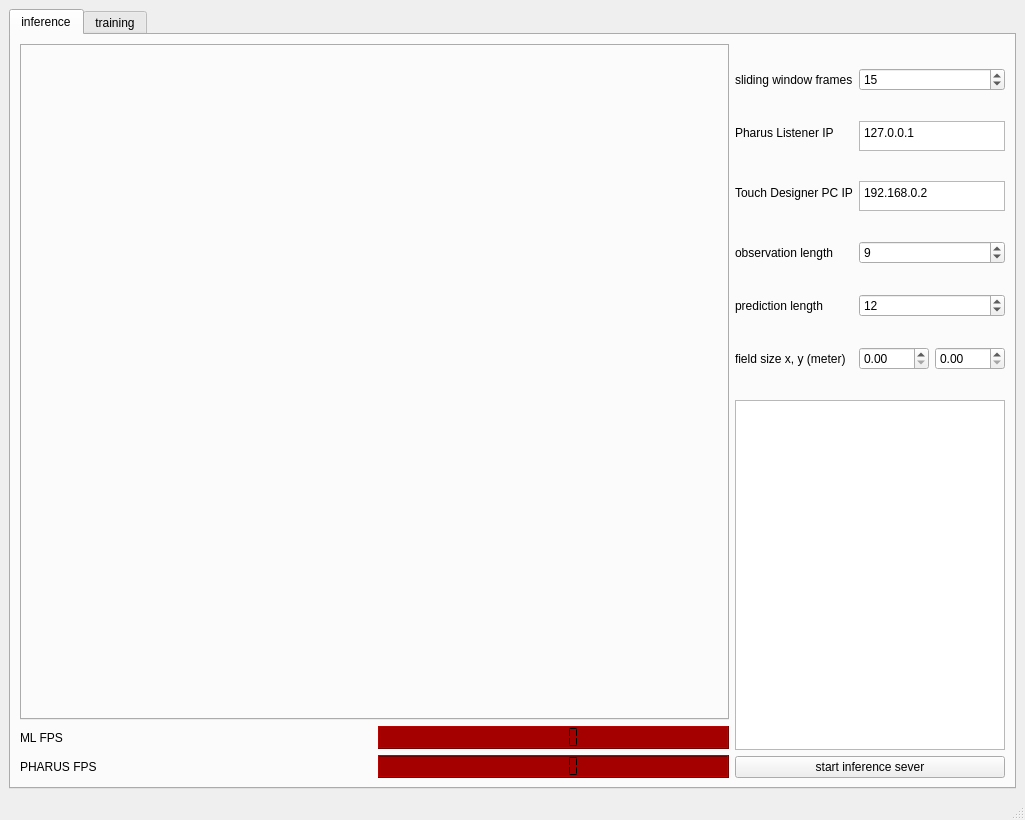
birkschmithuesen/SystemFailed_trajnetplusplusbaselines, file gui/gui.ui: the form before one commit.
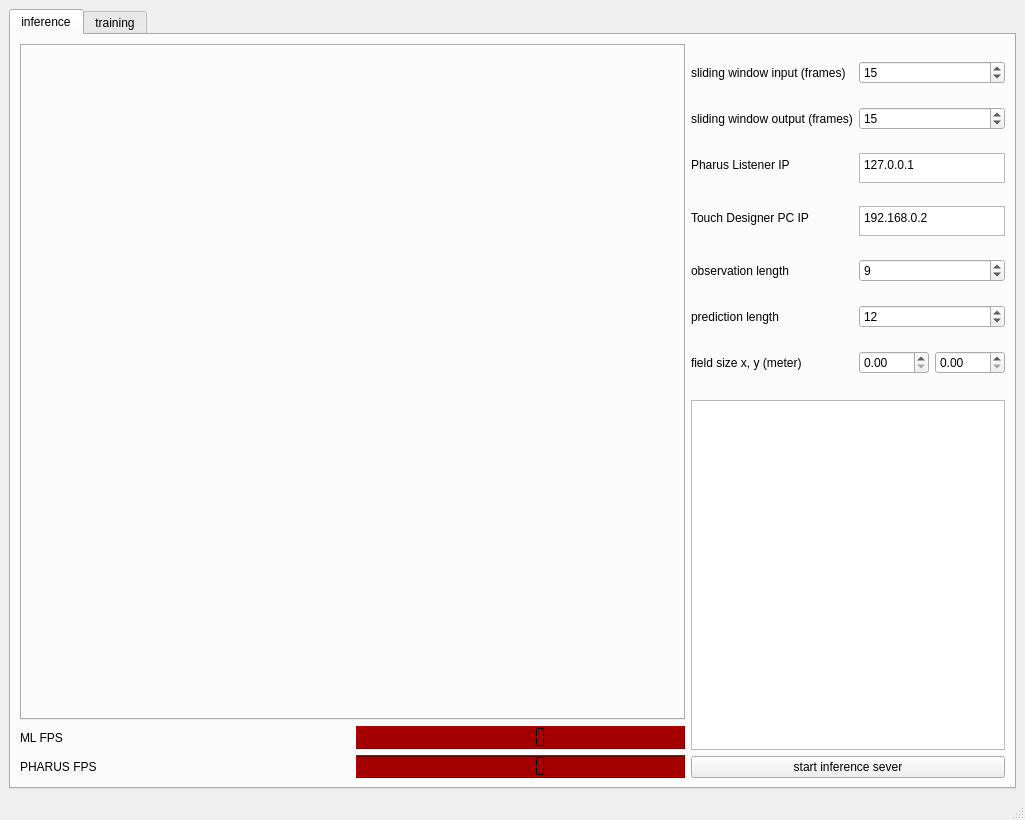
The form after the commit. The open tabs and pages were chosen to show the change.

Commit message: Make sliding window output changes during inference and minor bugfixes

Patch:
```diff
--- a/gui/gui.ui
+++ b/gui/gui.ui
@@ -129,14 +129,24 @@
               <property name="formAlignment">
                <set>Qt::AlignLeading|Qt::AlignLeft|Qt::AlignVCenter</set>
               </property>
-              <item row="1" column="0">
+              <item row="0" column="1">
+               <widget class="QSpinBox" name="sliding_window_frames">
+                <property name="minimum">
+                 <number>1</number>
+                </property>
+                <property name="value">
+                 <number>15</number>
+                </property>
+               </widget>
+              </item>
+              <item row="2" column="0">
                <widget class="QLabel" name="label_3">
                 <property name="text">
                  <string>Pharus Listener IP</string>
                 </property>
                </widget>
               </item>
-              <item row="1" column="1">
+              <item row="2" column="1">
                <widget class="QPlainTextEdit" name="pharus_listener_ip">
                 <property name="sizePolicy">
                  <sizepolicy hsizetype="Fixed" vsizetype="MinimumExpanding">
@@ -155,14 +165,14 @@
                 </property>
                </widget>
               </item>
-              <item row="2" column="0">
+              <item row="3" column="0">
                <widget class="QLabel" name="label_4">
                 <property name="text">
                  <string>Touch Designer PC IP</string>
                 </property>
                </widget>
               </item>
-              <item row="2" column="1">
+              <item row="3" column="1">
                <widget class="QPlainTextEdit" name="touch_designer_pc_ip">
                 <property name="sizePolicy">
                  <sizepolicy hsizetype="Minimum" vsizetype="Expanding">
@@ -181,14 +191,14 @@
                 </property>
                </widget>
               </item>
-              <item row="3" column="0">
+              <item row="4" column="0">
                <widget class="QLabel" name="label_7">
                 <property name="text">
                  <string>observation length</string>
                 </property>
                </widget>
               </item>
-              <item row="3" column="1">
+              <item row="4" column="1">
                <widget class="QSpinBox" name="inference_obs_length">
                 <property name="sizePolicy">
                  <sizepolicy hsizetype="Minimum" vsizetype="Fixed">
@@ -201,14 +211,14 @@
                 </property>
                </widget>
               </item>
-              <item row="4" column="0">
+              <item row="5" column="0">
                <widget class="QLabel" name="label_6">
                 <property name="text">
                  <string>prediction length</string>
                 </property>
                </widget>
               </item>
-              <item row="4" column="1">
+              <item row="5" column="1">
                <widget class="QSpinBox" name="inference_pred_length">
                 <property name="sizePolicy">
                  <sizepolicy hsizetype="Minimum" vsizetype="Fixed">
@@ -221,14 +231,14 @@
                 </property>
                </widget>
               </item>
-              <item row="5" column="0">
+              <item row="6" column="0">
                <widget class="QLabel" name="label_8">
                 <property name="text">
                  <string>field size x, y (meter)</string>
                 </property>
                </widget>
               </item>
-              <item row="5" column="1">
+              <item row="6" column="1">
                <layout class="QHBoxLayout" name="horizontalLayout">
                 <property name="sizeConstraint">
                  <enum>QLayout::SetFixedSize</enum>
@@ -258,12 +268,19 @@
               <item row="0" column="0">
                <widget class="QLabel" name="label_19">
                 <property name="text">
-                 <string>sliding window frames</string>
+                 <string>sliding window input (frames)</string>
                 </property>
                </widget>
               </item>
-              <item row="0" column="1">
-               <widget class="QSpinBox" name="sliding_window_frames">
+              <item row="1" column="0">
+               <widget class="QLabel" name="label_20">
+                <property name="text">
+                 <string>sliding window output (frames)</string>
+                </property>
+               </widget>
+              </item>
+              <item row="1" column="1">
+               <widget class="QSpinBox" name="sliding_window_frames_output">
                 <property name="minimum">
                  <number>1</number>
                 </property>
```
Left out of the diff: 2 changed lines with no effect on the pictures. The commit also changes 2 other files.
